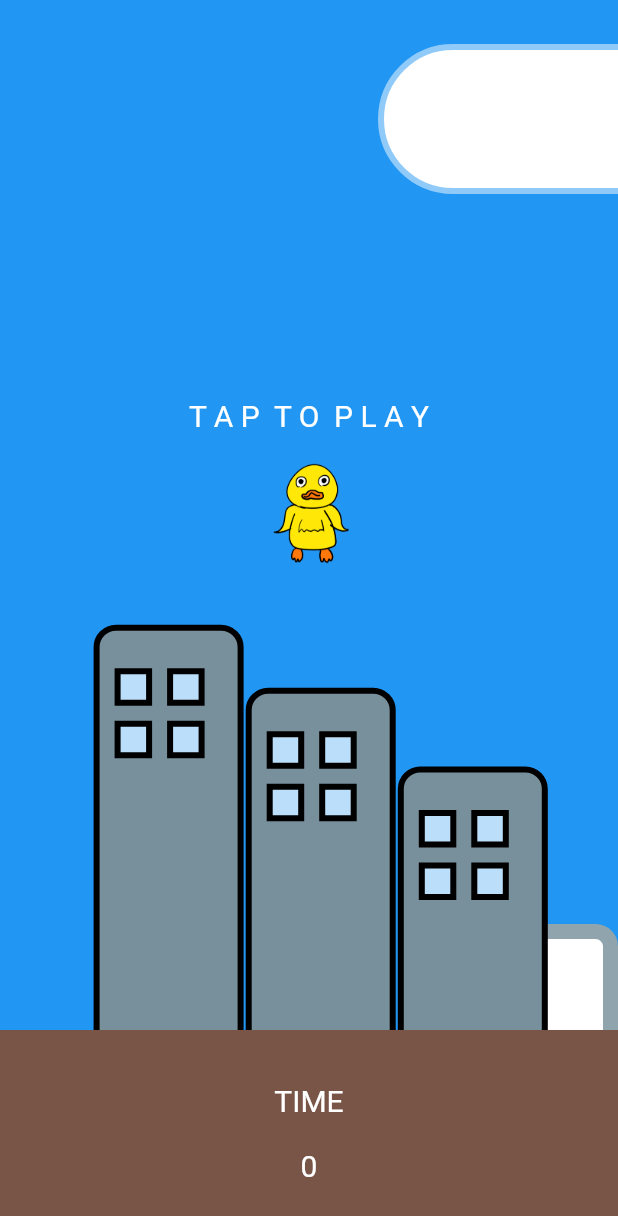
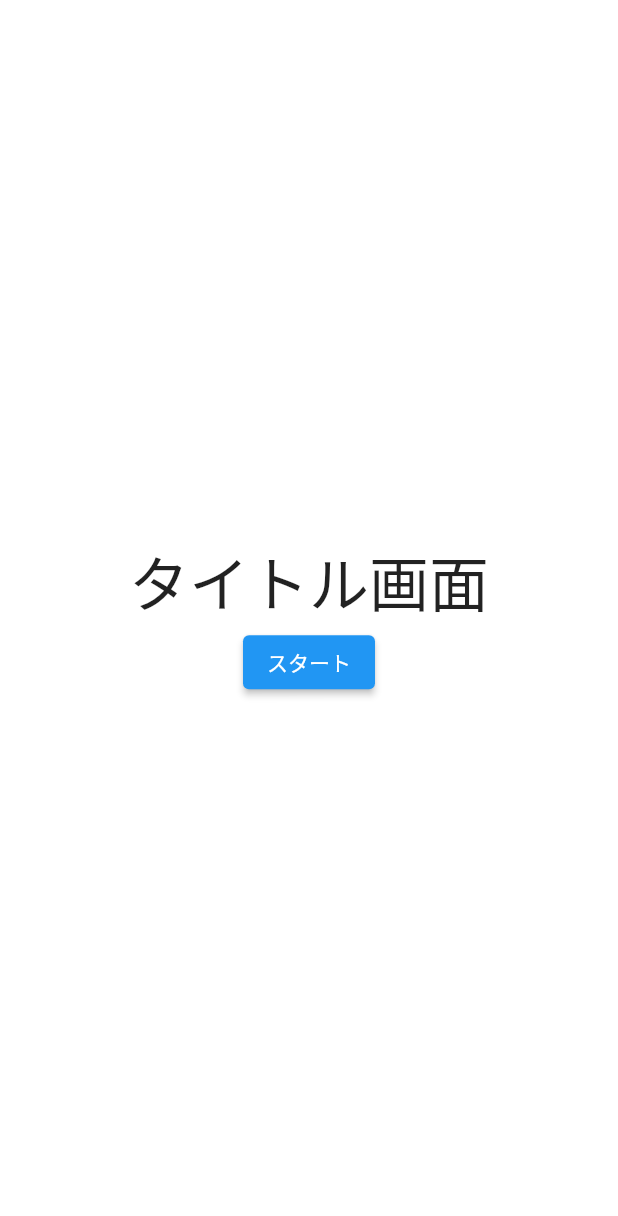
Before and after one commit to yuto90/jump, a Flutter app: the screen it shows after launch, on a phone screen of 412 x 824 dp. Shown: the top 1216 px of the screen. Run offline on Flutter 3.47's test engine with Material 2 defaults, Android fonts, the phone set to English and light mode, and no system bars.

Commit message:
タイトル画面を設置、ゲームオーバー時にexitを選択するとタイトル画面に戻す

```diff
--- a/lib/main.dart
+++ b/lib/main.dart
@@ -1,5 +1,6 @@
 import 'package:flutter/material.dart';
 import 'mainpage.dart';
+import 'top.dart';
 
 void main() {
   runApp(MyApp());
@@ -10,7 +11,7 @@ class MyApp extends StatelessWidget {
   Widget build(BuildContext context) {
     return MaterialApp(
       debugShowCheckedModeBanner: false,
-      home: MainPage(),
+      home: Top(),
     );
   }
 }
--- /dev/null
+++ b/lib/top.dart
@@ -0,0 +1,42 @@
+import 'package:flutter/material.dart';
+import 'package:jump/mainpage.dart';
+
+class Top extends StatefulWidget {
+  const Top({Key key}) : super(key: key);
+
+  @override
+  _TopState createState() => _TopState();
+}
+
+class _TopState extends State<Top> {
+  @override
+  Widget build(BuildContext context) {
+    return Scaffold(
+      body: Container(
+        color: Colors.white,
+        child: Center(
+          child: Column(
+            mainAxisSize: MainAxisSize.min,
+            children: [
+              Text(
+                'タイトル画面',
+                style: TextStyle(fontSize: 40),
+              ),
+              ElevatedButton(
+                onPressed: () {
+                  Navigator.push(
+                    context,
+                    MaterialPageRoute(
+                      builder: (context) => MainPage(),
+                    ),
+                  );
+                },
+                child: Text('スタート'),
+              ),
+            ],
+          ),
+        ),
+      ),
+    );
+  }
+}
```
Also changed, not shown: lib/mainpage.dart (+22 -18 lines), 1 other file.
